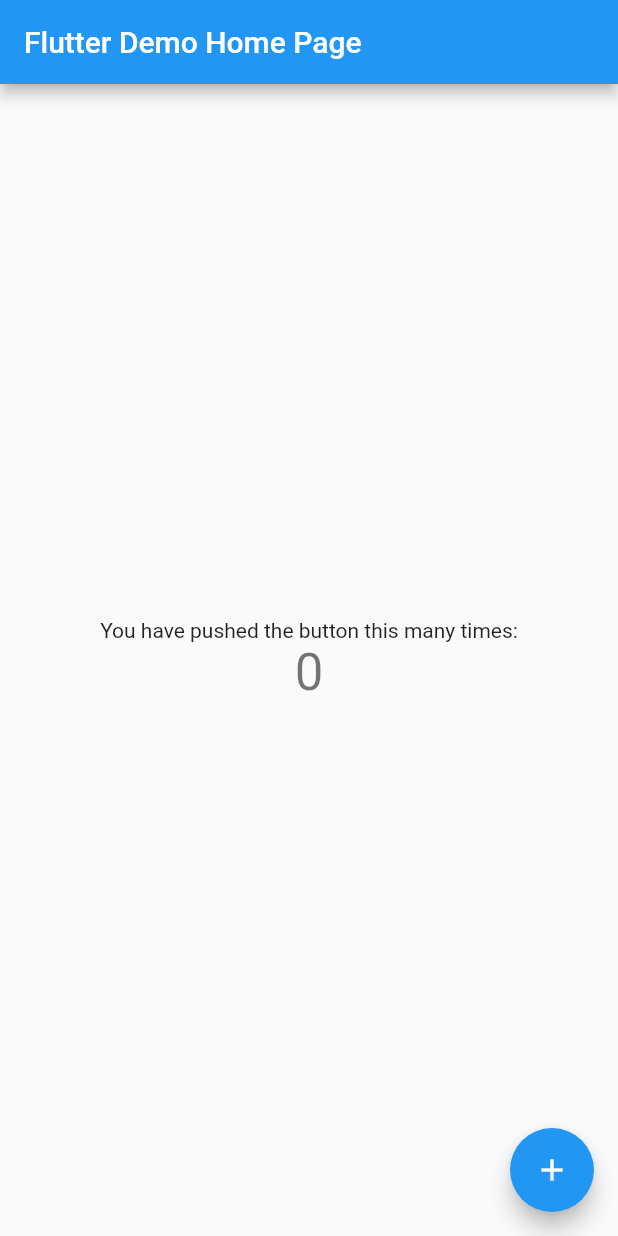
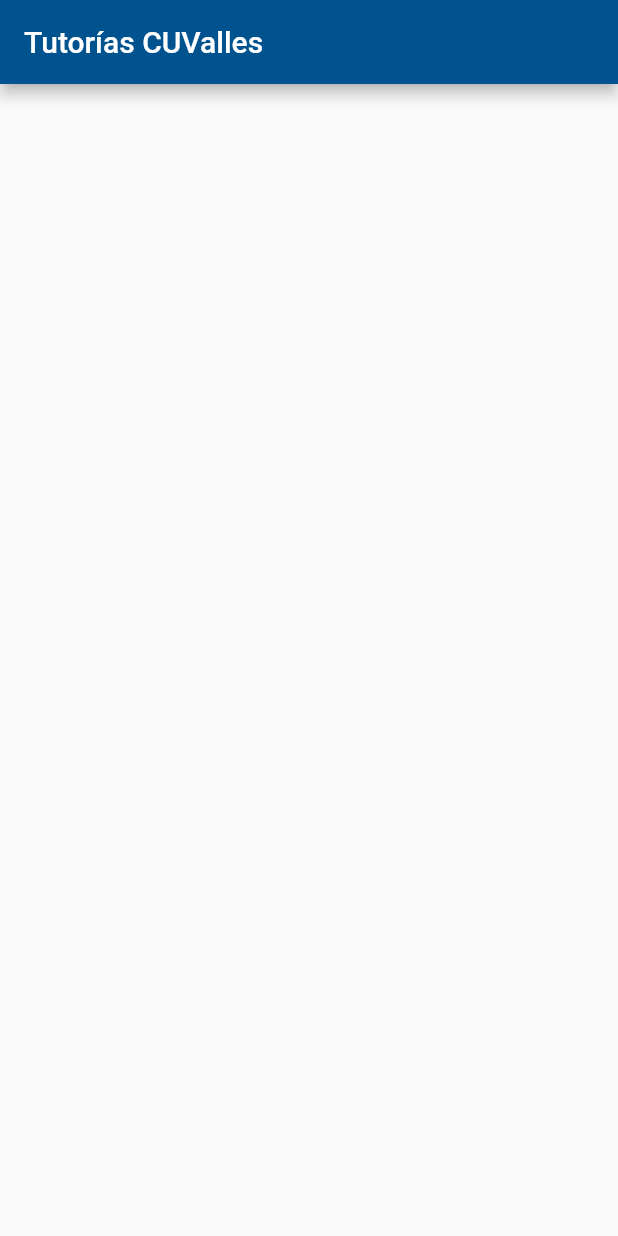
Before and after one commit to AlbertCaro/mx.udg.cuvalles.tutorias, a Flutter app: the screen it shows after launch, on a phone screen of 412 x 824 dp. Run offline on Flutter 3.47's test engine with Material 2 defaults, Android fonts, the phone set to English and light mode, and no system bars.

Commit message:
Reestructuración de archivos.

```diff
--- a/lib/main.dart
+++ b/lib/main.dart
@@ -1,63 +1,15 @@
 import 'package:flutter/material.dart';
+import 'package:tutorias_app/screens/home.dart';
+import 'package:tutorias_app/values/constants.dart';
 
-void main() => runApp(MyApp());
-
-class MyApp extends StatelessWidget {
-  @override
-  Widget build(BuildContext context) {
-    return MaterialApp(
-      title: 'Flutter Demo',
-      theme: ThemeData(
-        primarySwatch: Colors.blue,
-      ),
-      home: MyHomePage(title: 'Flutter Demo Home Page'),
-    );
-  }
-}
-
-class MyHomePage extends StatefulWidget {
-  MyHomePage({Key key, this.title}) : super(key: key);
-
-  final String title;
-
-  @override
-  _MyHomePageState createState() => _MyHomePageState();
-}
-
-class _MyHomePageState extends State<MyHomePage> {
-  int _counter = 0;
-
-  void _incrementCounter() {
-    setState(() {
-      _counter++;
-    });
-  }
-
-  @override
-  Widget build(BuildContext context) {
-    return Scaffold(
-      appBar: AppBar(
-        title: Text(widget.title),
-      ),
-      body: Center(
-        child: Column(
-          mainAxisAlignment: MainAxisAlignment.center,
-          children: <Widget>[
-            Text(
-              'You have pushed the button this many times:',
-            ),
-            Text(
-              '$_counter',
-              style: Theme.of(context).textTheme.display1,
-            ),
-          ],
-        ),
-      ),
-      floatingActionButton: FloatingActionButton(
-        onPressed: _incrementCounter,
-        tooltip: 'Increment',
-        child: Icon(Icons.add),
-      ),
-    );
-  }
-}
+void main() => runApp(
+  MaterialApp(
+    title: APP_NAME,
+    theme: ThemeData(
+      primaryColor: PRIMARY_COLOR,
+      accentColor: ACCENT_COLOR,
+      primarySwatch: Colors.indigo,
+    ),
+    home: HomePage(),
+  )
+);
--- /dev/null
+++ b/lib/screens/home.dart
@@ -0,0 +1,22 @@
+import 'package:flutter/material.dart';
+import 'package:tutorias_app/values/constants.dart';
+
+class HomePage extends StatefulWidget {
+  HomePage({Key key}) : super(key: key);
+
+  @override
+  _HomePageState createState() => _HomePageState();
+}
+
+class _HomePageState extends State<HomePage> {
+
+  @override
+  Widget build(BuildContext context) {
+    return Scaffold(
+      appBar: AppBar(
+        title: Text(APP_NAME),
+      ),
+      body: Container(),
+    );
+  }
+}
--- /dev/null
+++ b/lib/values/constants.dart
@@ -0,0 +1,9 @@
+import 'package:flutter/material.dart';
+
+// Colores
+const PRIMARY_COLOR = Color(0xFF00538f);
+const ACCENT_COLOR = Color(0xFF78b41e);
+const LIST_BACKGROUND_COLOR = Color(0xFFf2f2f2);
+
+// Strings
+const APP_NAME = "Tutorías CUValles";
```
